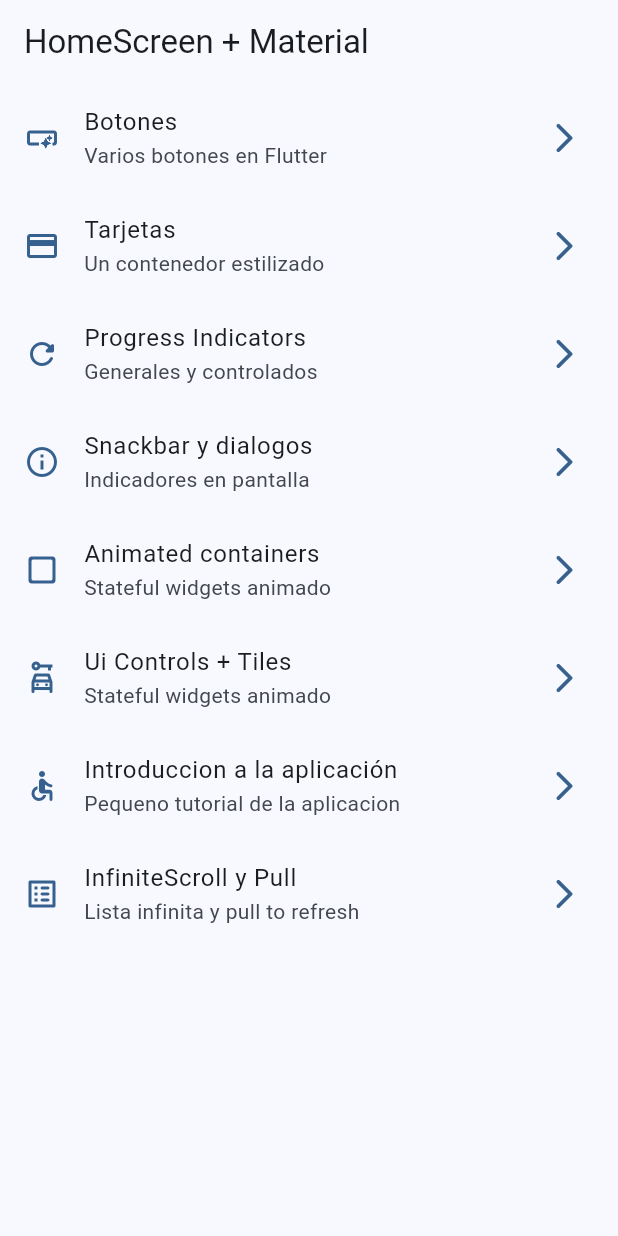
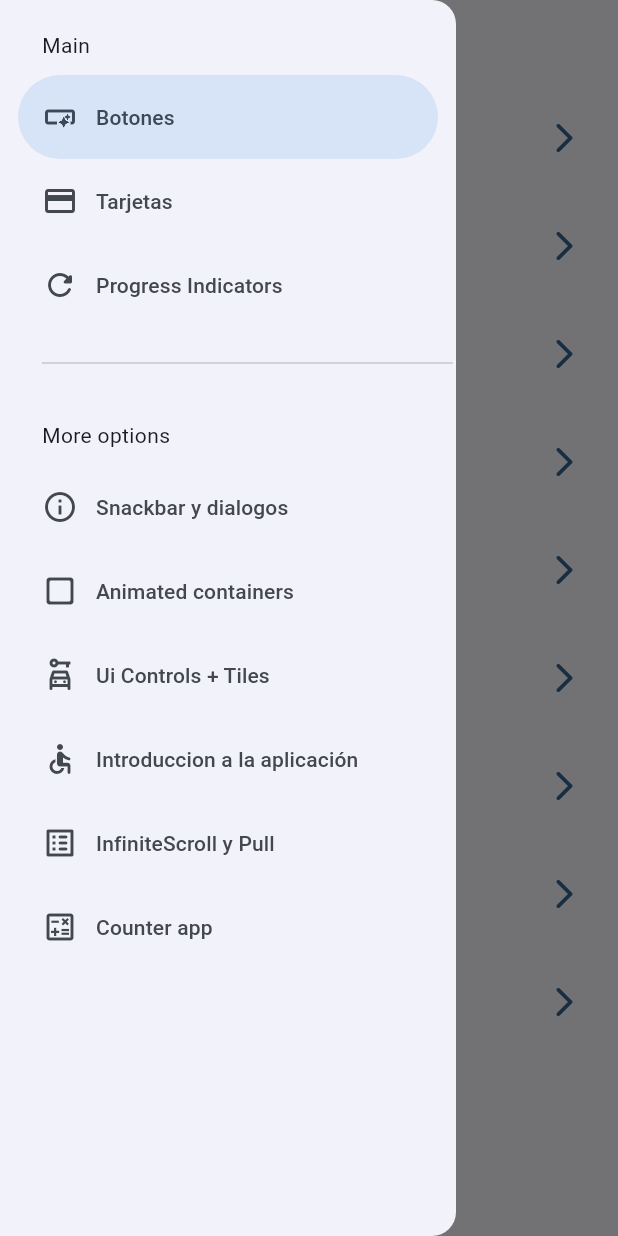
Before and after one commit to RolandoCutie/widgets_app, a Flutter app: the screen it shows after launch, with the side drawer open (before the commit the screen has no drawer), on a phone screen of 412 x 824 dp. Run offline on Flutter 3.47's test engine with Material 3 defaults, Android fonts, the phone set to English and light mode, and no system bars; our stand-ins replace animate_do, flutter_riverpod, go_router.

Commit message:
a;adido el provider

```diff
--- a/lib/config/router/app_router.dart
+++ b/lib/config/router/app_router.dart
@@ -1,5 +1,6 @@
 import 'package:go_router/go_router.dart';
 import 'package:widgets_app/presentation/screens/app_tutorial/app_tutorial_screen.dart';
+import 'package:widgets_app/presentation/screens/counter/counter_screen.dart';
 import 'package:widgets_app/presentation/screens/infinited_scroll/infinited_scroll_screen.dart';
 import 'package:widgets_app/presentation/screens/progress/progress_screen.dart';
 import 'package:widgets_app/presentation/screens/screens.dart';
@@ -40,5 +41,9 @@ final appRouter = GoRouter(initialLocation: '/', routes: [
   GoRoute(
       path: '/infinite',
       name: InfinitedScrollScreen.name,
-      builder: (context, state) => const InfinitedScrollScreen())
+      builder: (context, state) => const InfinitedScrollScreen()),
+  GoRoute(
+      path: '/counter_app',
+      name: CounterApp.name,
+      builder: (context, state) => const CounterApp())
 ]);
--- a/lib/main.dart
+++ b/lib/main.dart
@@ -1,8 +1,9 @@
 import 'package:flutter/material.dart';
+import 'package:flutter_riverpod/flutter_riverpod.dart';
 import 'package:widgets_app/config/router/app_router.dart';
 import 'package:widgets_app/config/theme/app_theme.dart';
 
-void main() => runApp(const MyApp());
+void main() => runApp(const ProviderScope(child: MyApp()));
 
 class MyApp extends StatelessWidget {
   const MyApp({super.key});
--- a/lib/menu/menu_items.dart
+++ b/lib/menu/menu_items.dart
@@ -55,4 +55,9 @@ const appMenuItems = <MenuItem>[
       subTitle: 'Lista infinita y pull to refresh',
       link: '/infinite',
       icon: Icons.list_alt_rounded),
+  MenuItem(
+      title: 'Counter app',
+      subTitle: 'Usando Riverpod',
+      link: '/counter_app',
+      icon: Icons.calculate_outlined),
 ];
--- /dev/null
+++ b/lib/presentation/providers/providers_counter.dart
@@ -0,0 +1,3 @@
+import 'package:flutter_riverpod/flutter_riverpod.dart';
+
+final counterProvider = StateProvider((ref) => 5);
--- /dev/null
+++ b/lib/presentation/providers/theme_provider.dart
@@ -0,0 +1,3 @@
+import 'package:flutter_riverpod/flutter_riverpod.dart';
+
+final isDarkmodeProvider = StateProvider((ref) => false);
--- a/lib/presentation/screens/home/home_screen.dart
+++ b/lib/presentation/screens/home/home_screen.dart
@@ -1,6 +1,7 @@
 import 'package:flutter/material.dart';
 import 'package:go_router/go_router.dart';
 import 'package:widgets_app/menu/menu_items.dart';
+import 'package:widgets_app/presentation/widgets/side_menu.dart';
 
 class HomeScreen extends StatelessWidget {
   static const String name = "home_screen";
@@ -9,16 +10,19 @@ class HomeScreen extends StatelessWidget {
 
   @override
   Widget build(BuildContext context) {
+    final scafoldKey = GlobalKey<ScaffoldState>();
+
     return Scaffold(
-      appBar: AppBar(
-        title: const Text("HomeScreen + Material"),
-      ),
-      body: const _HomeView(),
-    );
+        key: scafoldKey,
+        appBar: AppBar(
+          title: const Text("HomeScreen + Material"),
+        ),
+        body: const _HomeView(),
+        drawer: SideMenu(
+          scafoldKey: scafoldKey,
+        ));
   }
 }
-
-
 
 class _HomeView extends StatelessWidget {
   const _HomeView();
--- /dev/null
+++ b/lib/presentation/widgets/side_menu.dart
@@ -0,0 +1,53 @@
+import 'package:flutter/material.dart';
+import 'package:go_router/go_router.dart';
+import 'package:widgets_app/menu/menu_items.dart';
+
+class SideMenu extends StatefulWidget {
+  final GlobalKey<ScaffoldState> scafoldKey;
+
+  const SideMenu({super.key, required this.scafoldKey});
+
+  @override
+  State<SideMenu> createState() => _SideMenuState();
+}
+
+class _SideMenuState extends State<SideMenu> {
+  int navDrawerIndex = 0;
+
+  @override
+  Widget build(BuildContext context) {
+    final hasNotch = MediaQuery.of(context).viewPadding.top > 35;
+
+    return NavigationDrawer(
+        selectedIndex: navDrawerIndex,
+        onDestinationSelected: (value) {
+          setState(() {
+            navDrawerIndex = value;
+          });
+          final menu = appMenuItems[value];
+
+          context.push(menu.link);
+
+          widget.scafoldKey.currentState?.closeDrawer();
+        },
+        children: [
+          Padding(
+            padding: EdgeInsets.fromLTRB(28, hasNotch ? 0 : 20, 16, 10),
+            child: const Text('Main'),
+          ),
+          ...appMenuItems.sublist(0, 3).map((item) =>
+              NavigationDrawerDestination(
+                  icon: Icon(item.icon), label: Text(item.title))),
+          const Padding(
+            padding: EdgeInsets.fromLTRB(28, 16, 2, 10),
+            child: Divider(),
+          ),
+          Padding(
+            padding: EdgeInsets.fromLTRB(28, hasNotch ? 0 : 20, 16, 10),
+            child: const Text('More options'),
+          ),
+          ...appMenuItems.sublist(3).map((item) => NavigationDrawerDestination(
+              icon: Icon(item.icon), label: Text(item.title))),
+        ]);
+  }
+}
--- a/pubspec.yaml
+++ b/pubspec.yaml
@@ -33,6 +33,9 @@ dependencies:
     sdk: flutter
   go_router: ^10.1.1
   animate_do: ^3.3.4
+  flutter_riverpod: ^2.5.1
+  riverpod_annotation: ^2.3.5
+
 
 dev_dependencies:
 
@@ -42,6 +45,8 @@ dev_dependencies:
   # package. See that file for information about deactivating specific lint
   # rules and activating additional ones.
   flutter_lints: ^2.0.0
+  riverpod_generator: ^2.4.0
+  riverpod_lint: ^2.3.10
   flutter_test:
     sdk: flutter
 
```
Also changed, not shown: lib/presentation/screens/counter/counter_screen.dart (added, +44 -0 lines), pubspec.lock.
